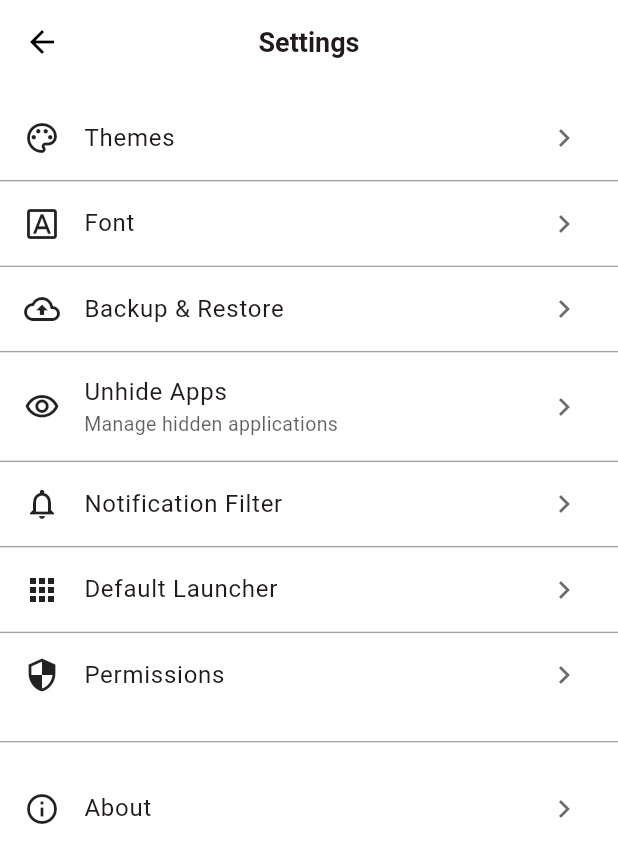
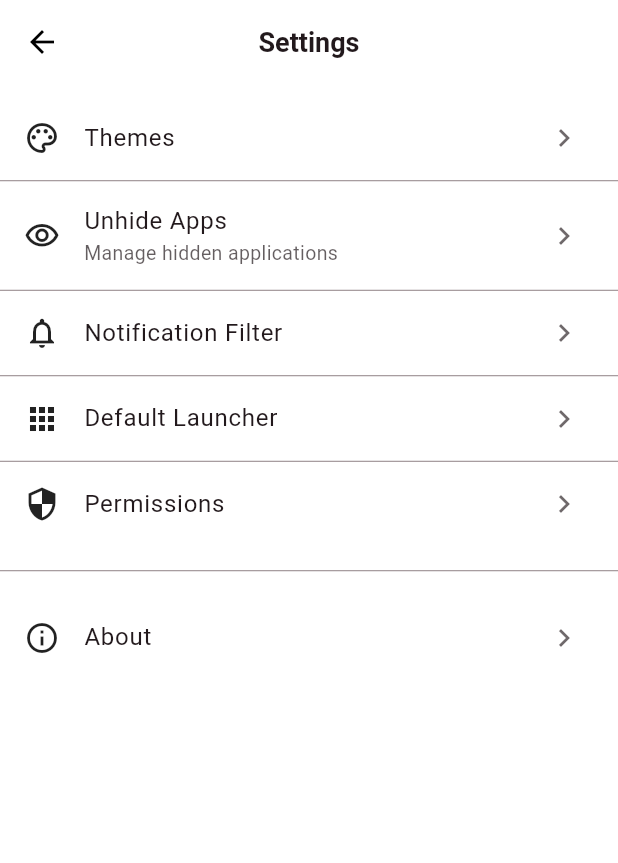
Before and after one commit to arpityadav783791-cloud/minimalist_launcher_clone, a Flutter app: the HomeScreen screen opened directly, after a tap on the "settings" icon, on a phone screen of 412 x 824 dp. Shown: the top 863 px of the screen. Run offline on Flutter 3.47's test engine with Material 3 defaults, Android fonts, the phone set to English and light mode, and no system bars; our stand-ins replace get, shared_preferences; accounts and stored records are empty.

Commit message:
added swipe up and swipedown, removed the restore and backup

```diff
--- a/lib/screens/settings/settings_screen.dart
+++ b/lib/screens/settings/settings_screen.dart
@@ -5,11 +5,9 @@ import 'package:minimalist_launcher_clone/theme/app_colors.dart';
 import 'package:minimalist_launcher_clone/theme/app_spacing.dart';
 import 'package:minimalist_launcher_clone/theme/app_text_styles.dart';
 
-import '../backup_restore/backup_restore_screen.dart';
 import '../launcher/hide_app_screen.dart';
 import '../themes/themes_screen.dart';
 import 'about_screen.dart';
-import 'font_screen.dart';
 
 class SettingsScreen extends StatelessWidget {
   const SettingsScreen({super.key});
@@ -40,28 +38,6 @@ class SettingsScreen extends StatelessWidget {
             title: "Themes",
             onTap: () {
               Get.to(() => const ThemesScreen());
-            },
-          ),
-
-          _divider(context),
-
-          _tile(
-            context,
-            icon: Icons.font_download_outlined,
-            title: "Font",
-            onTap: () {
-              Get.to(() => const FontScreen());
-            },
-          ),
-
-          _divider(context),
-
-          _tile(
-            context,
-            icon: Icons.backup_outlined,
-            title: "Backup & Restore",
-            onTap: () {
-              Get.to(() => const BackupRestoreScreen());
             },
           ),
 
--- a/lib/theme/app_theme.dart
+++ b/lib/theme/app_theme.dart
@@ -19,6 +19,27 @@ class AppTheme {
       centerTitle: true,
       backgroundColor: Colors.white,
       foregroundColor: Colors.black,
+    ),
+
+    filledButtonTheme: FilledButtonThemeData(
+      style: FilledButton.styleFrom(
+        backgroundColor: Colors.black,
+        foregroundColor: Colors.white,
+        elevation: 0,
+        shape: RoundedRectangleBorder(
+          borderRadius: BorderRadius.circular(14),
+        ),
+      ),
+    ),
+
+    outlinedButtonTheme: OutlinedButtonThemeData(
+      style: OutlinedButton.styleFrom(
+        foregroundColor: Colors.black,
+        side: const BorderSide(color: Colors.black26),
+        shape: RoundedRectangleBorder(
+          borderRadius: BorderRadius.circular(14),
+        ),
+      ),
     ),
 
     cardTheme: const CardThemeData(
@@ -57,6 +78,27 @@ class AppTheme {
       foregroundColor: Colors.white,
     ),
 
+    filledButtonTheme: FilledButtonThemeData(
+      style: FilledButton.styleFrom(
+        backgroundColor: Colors.white,
+      foregroundColor: Colors.black,
+        elevation: 0,
+        shape: RoundedRectangleBorder(
+          borderRadius: BorderRadius.circular(14),
+        ),
+      ),
+    ),
+
+    outlinedButtonTheme: OutlinedButtonThemeData(
+      style: OutlinedButton.styleFrom(
+        foregroundColor: Colors.white,
+        side: const BorderSide(color: Colors.white24),
+        shape: RoundedRectangleBorder(
+          borderRadius: BorderRadius.circular(14),
+        ),
+      ),
+    ),
+
     cardTheme: const CardThemeData(
       elevation: 0,
       color: Color(0xFF1E1E1E),
--- a/pubspec.yaml
+++ b/pubspec.yaml
@@ -25,6 +25,7 @@ dependencies:
 
   # App Icons
   flutter_launcher_icons: ^0.14.4
+  google_fonts: ^8.2.0
 
 dev_dependencies:
   flutter_test:
```
Also changed, not shown: lib/screens/backup_restore/backup_restore_screen.dart (deleted, +0 -83 lines), lib/screens/launcher/app_launcher_screen.dart (+8 -1 lines), lib/screens/launcher/home_screen.dart (+29 -4 lines), lib/screens/onboarding/onboarding_screen.dart (+4 -4 lines), lib/screens/permissions/default_launcher_screen.dart (+40 -22 lines), lib/screens/settings/font_screen.dart (deleted, +0 -78 lines), pubspec.lock, 2 other files.
